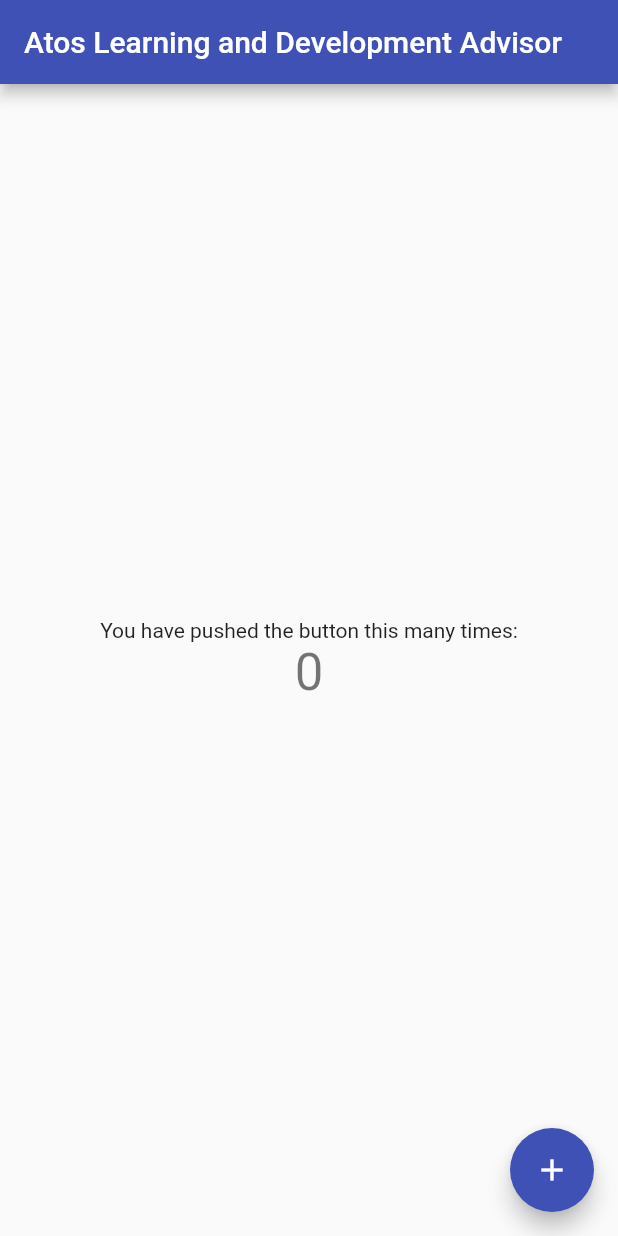
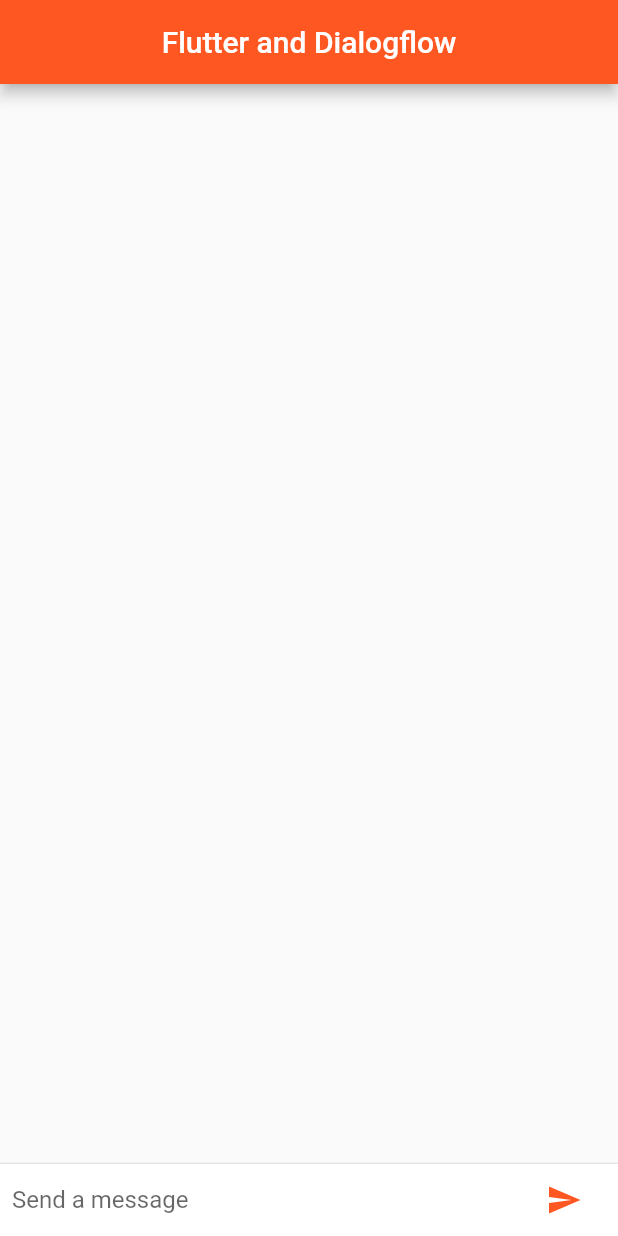
Before and after one commit to Moneybee11/Flutter-app, a Flutter app: the screen it shows after launch, on a phone screen of 412 x 824 dp. Run offline on Flutter 3.47's test engine with Material 2 defaults, Android fonts, the phone set to English and light mode, and no system bars; missing offline and left inert: flutter_dialogflow.

Commit message:
Update main.dart

```diff
--- a/flutter_app/lib/main.dart
+++ b/flutter_app/lib/main.dart
@@ -1,112 +1,181 @@
 import 'package:flutter/material.dart';
 import 'package:flutter_dialogflow/dialogflow_v2.dart';
 
-void main() => runApp(MyApp());
+void main() => runApp(new MyApp());
 
 class MyApp extends StatelessWidget {
-  // This widget is the root of your application.
   @override
   Widget build(BuildContext context) {
-    return MaterialApp(
-      title: 'Conversational Advisor',
-      theme: ThemeData(
-        // This is the theme of your application.
-        //
-        // Try running your application with "flutter run". You'll see the
-        // application has a blue toolbar. Then, without quitting the app, try
-        // changing the primarySwatch below to Colors.green and then invoke
-        // "hot reload" (press "r" in the console where you ran "flutter run",
-        // or simply save your changes to "hot reload" in a Flutter IDE).
-        // Notice that the counter didn't reset back to zero; the application
-        // is not restarted.
-        primarySwatch: Colors.indigo,
+    return new MaterialApp(
+      title: 'Example Dialogflow Flutter',
+      theme: new ThemeData(
+        primarySwatch: Colors.deepOrange,
       ),
-      home: MyHomePage(title: 'Atos Learning and Development Advisor'),
+      debugShowCheckedModeBanner: false,
+      home: new HomePageDialogflow(),
     );
   }
 }
 
-class MyHomePage extends StatefulWidget {
-  MyHomePage({Key key, this.title}) : super(key: key);
-
-  // This widget is the home page of your application. It is stateful, meaning
-  // that it has a State object (defined below) that contains fields that affect
-  // how it looks.
-
-  // This class is the configuration for the state. It holds the values (in this
-  // case the title) provided by the parent (in this case the App widget) and
-  // used by the build method of the State. Fields in a Widget subclass are
-  // always marked "final".
+class HomePageDialogflow extends StatefulWidget {
+  HomePageDialogflow({Key key, this.title}) : super(key: key);
 
   final String title;
 
   @override
-  _MyHomePageState createState() => _MyHomePageState();
+  _HomePageDialogflow createState() => new _HomePageDialogflow();
 }
 
-class _MyHomePageState extends State<MyHomePage> {
-  int _counter = 0;
+class _HomePageDialogflow extends State<HomePageDialogflow> {
+  final List<ChatMessage> _messages = <ChatMessage>[];
+  final TextEditingController _textController = new TextEditingController();
 
-  void _incrementCounter() {
+  Widget _buildTextComposer() {
+    return new IconTheme(
+      data: new IconThemeData(color: Theme.of(context).accentColor),
+      child: new Container(
+        margin: const EdgeInsets.symmetric(horizontal: 8.0),
+        child: new Row(
+          children: <Widget>[
+            new Flexible(
+              child: new TextField(
+                controller: _textController,
+                onSubmitted: _handleSubmitted,
+                decoration:
+                new InputDecoration.collapsed(hintText: "Send a message"),
+              ),
+            ),
+            new Container(
+              margin: new EdgeInsets.symmetric(horizontal: 4.0),
+              child: new IconButton(
+                  icon: new Icon(Icons.send),
+                  onPressed: () => _handleSubmitted(_textController.text)),
+            ),
+          ],
+        ),
+      ),
+    );
+  }
+
+  void Response(query) async {
+    _textController.clear();
+    AuthGoogle authGoogle =
+    await AuthGoogle(fileJson: "assets/newRecEngine2019-f954008d7d71.json")
+        .build();
+    Dialogflow dialogflow =
+    Dialogflow(authGoogle: authGoogle, language: Language.english);
+    AIResponse response = await dialogflow.detectIntent(query);
+    ChatMessage message = new ChatMessage(
+      text: response.getMessage() ??
+          new CardDialogflow(response.getListMessage()[0]).title,
+      name: "Bot",
+      type: false,
+    );
     setState(() {
-      // This call to setState tells the Flutter framework that something has
-      // changed in this State, which causes it to rerun the build method below
-      // so that the display can reflect the updated values. If we changed
-      // _counter without calling setState(), then the build method would not be
-      // called again, and so nothing would appear to happen.
-      _counter++;
+      _messages.insert(0, message);
     });
+  }
+
+  void _handleSubmitted(String text) {
+    _textController.clear();
+    ChatMessage message = new ChatMessage(
+      text: text,
+      name: "P",
+      type: true,
+    );
+    setState(() {
+      _messages.insert(0, message);
+    });
+    Response(text);
   }
 
   @override
   Widget build(BuildContext context) {
-    // This method is rerun every time setState is called, for instance as done
-    // by the _incrementCounter method above.
-    //
-    // The Flutter framework has been optimized to make rerunning build methods
-    // fast, so that you can just rebuild anything that needs updating rather
-    // than having to individually change instances of widgets.
-    return Scaffold(
-      appBar: AppBar(
-        // Here we take the value from the MyHomePage object that was created by
-        // the App.build method, and use it to set our appbar title.
-        title: Text(widget.title),
+    return new Scaffold(
+      appBar: new AppBar(
+        centerTitle: true,
+        title: new Text("Flutter and Dialogflow"),
       ),
-      body: Center(
-        // Center is a layout widget. It takes a single child and positions it
-        // in the middle of the parent.
-        child: Column(
-          // Column is also a layout widget. It takes a list of children and
-          // arranges them vertically. By default, it sizes itself to fit its
-          // children horizontally, and tries to be as tall as its parent.
-          //
-          // Invoke "debug painting" (press "p" in the console, choose the
-          // "Toggle Debug Paint" action from the Flutter Inspector in Android
-          // Studio, or the "Toggle Debug Paint" command in Visual Studio Code)
-          // to see the wireframe for each widget.
-          //
-          // Column has various properties to control how it sizes itself and
-          // how it positions its children. Here we use mainAxisAlignment to
-          // center the children vertically; the main axis here is the vertical
-          // axis because Columns are vertical (the cross axis would be
-          // horizontal).
-          mainAxisAlignment: MainAxisAlignment.center,
+      body: new Column(children: <Widget>[
+        new Flexible(
+            child: new ListView.builder(
+              padding: new EdgeInsets.all(8.0),
+              reverse: true,
+              itemBuilder: (_, int index) => _messages[index],
+              itemCount: _messages.length,
+            )),
+        new Divider(height: 1.0),
+        new Container(
+          decoration: new BoxDecoration(color: Theme.of(context).cardColor),
+          child: _buildTextComposer(),
+        ),
+      ]),
+    );
+  }
+}
+
+class ChatMessage extends StatelessWidget {
+  ChatMessage({this.text, this.name, this.type});
+
+  final String text;
+  final String name;
+  final bool type;
+
+  List<Widget> otherMessage(context) {
+    return <Widget>[
+      new Container(
+        margin: const EdgeInsets.only(right: 16.0),
+        child: new CircleAvatar(child: new Text('B')),
+      ),
+      new Expanded(
+        child: new Column(
+          crossAxisAlignment: CrossAxisAlignment.start,
           children: <Widget>[
-            Text(
-              'You have pushed the button this many times:',
-            ),
-            Text(
-              '$_counter',
-              style: Theme.of(context).textTheme.display1,
+            new Text(this.name,
+                style: new TextStyle(fontWeight: FontWeight.bold)),
+            new Container(
+              margin: const EdgeInsets.only(top: 5.0),
+              child: new Text(text),
             ),
           ],
         ),
       ),
-      floatingActionButton: FloatingActionButton(
-        onPressed: _incrementCounter,
-        tooltip: 'Increment',
-        child: Icon(Icons.add),
-      ), // This trailing comma makes auto-formatting nicer for build methods.
+    ];
+  }
+
+  List<Widget> myMessage(context) {
+    return <Widget>[
+      new Expanded(
+        child: new Column(
+          crossAxisAlignment: CrossAxisAlignment.end,
+          children: <Widget>[
+            new Text(this.name, style: Theme.of(context).textTheme.subhead),
+            new Container(
+              margin: const EdgeInsets.only(top: 5.0),
+              child: new Text(text),
+            ),
+          ],
+        ),
+      ),
+      new Container(
+        margin: const EdgeInsets.only(left: 16.0),
+        child: new CircleAvatar(
+            child: new Text(
+              this.name[0],
+              style: new TextStyle(fontWeight: FontWeight.bold),
+            )),
+      ),
+    ];
+  }
+
+  @override
+  Widget build(BuildContext context) {
+    return new Container(
+      margin: const EdgeInsets.symmetric(vertical: 10.0),
+      child: new Row(
+        crossAxisAlignment: CrossAxisAlignment.start,
+        children: this.type ? myMessage(context) : otherMessage(context),
+      ),
     );
   }
 }
```
